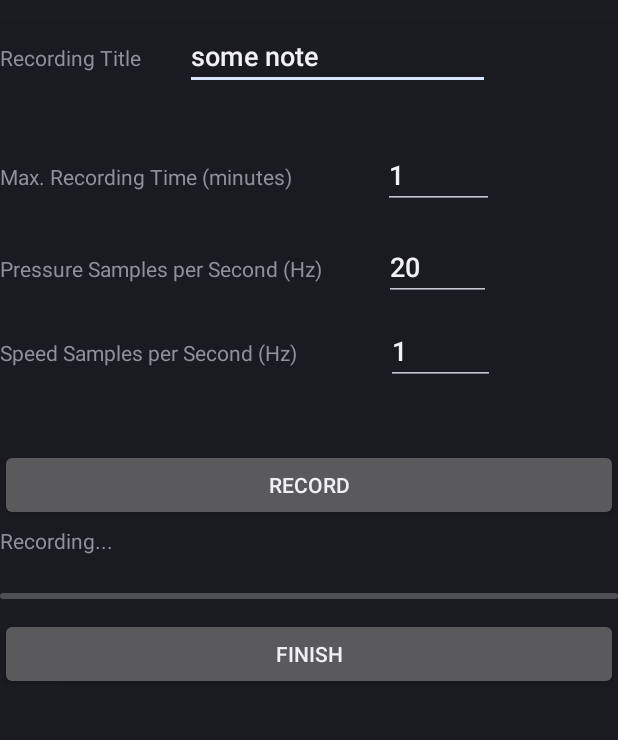
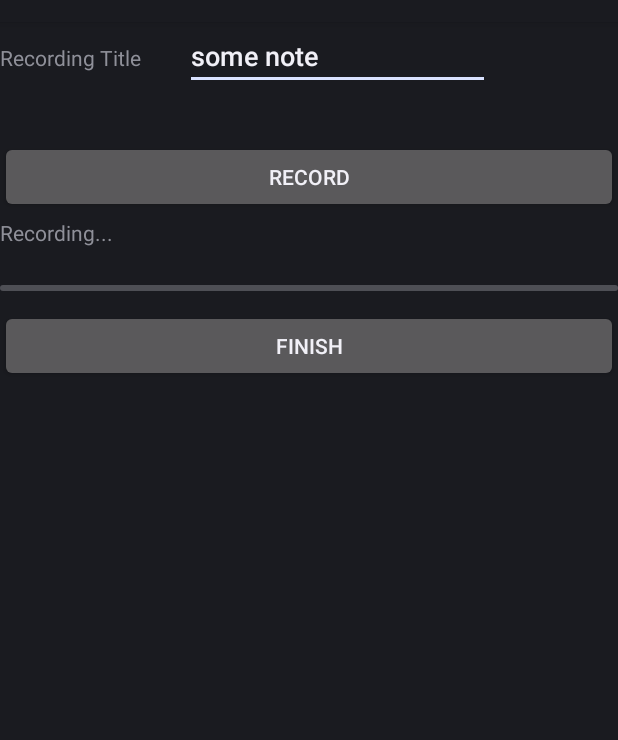
Before and after one commit to avyss/car-noise-pulsations, an Android app: the layout layout_main.xml on its own in the app's theme, with its tools: preview values and no code run, on a phone screen of 412 x 824 dp, the part 62-802 px from its top. Run offline under Robolectric (Android 15) with nearby library versions, the phone set to English and light mode, and no system bars.

Commit message:
define Settings menu and move all the preferences there

```diff
--- a/capture/android/PressurePulsationsRecorder/src/main/res/layout/main.xml
+++ b/capture/android/PressurePulsationsRecorder/src/main/res/layout/layout_main.xml
@@ -28,71 +28,6 @@
                 android:ems="10"
                 android:inputType="textPersonName"
                 android:text="some note" />
-        </LinearLayout>
-
-        <LinearLayout
-            android:layout_width="329dp"
-            android:layout_height="61dp"
-            android:orientation="horizontal">
-
-            <TextView
-                android:id="@+id/textView"
-                android:layout_width="274dp"
-                android:layout_height="wrap_content"
-                android:layout_weight="1"
-                android:text="Max. Recording Time (minutes)" />
-
-            <EditText
-                android:id="@+id/MAX_RECORDING_TIME"
-                android:layout_width="93dp"
-                android:layout_height="wrap_content"
-                android:layout_weight="1"
-                android:ems="10"
-                android:inputType="numberDecimal"
-                android:text="1" />
-
-        </LinearLayout>
-
-        <LinearLayout
-            android:layout_width="match_parent"
-            android:layout_height="56dp"
-            android:orientation="horizontal">
-
-            <TextView
-                android:id="@+id/textView1"
-                android:layout_width="256dp"
-                android:layout_height="wrap_content"
-                android:text="Pressure Samples per Second (Hz)" />
-
-            <EditText
-                android:id="@+id/PRESSURE_SAMPLES_PER_SECOND"
-                android:layout_width="71dp"
-                android:layout_height="wrap_content"
-                android:ems="10"
-                android:inputType="numberDecimal"
-                android:text="20" />
-        </LinearLayout>
-
-        <LinearLayout
-            android:layout_width="330dp"
-            android:layout_height="88dp"
-            android:orientation="horizontal">
-
-            <TextView
-                android:id="@+id/textView4"
-                android:layout_width="237dp"
-                android:layout_height="wrap_content"
-                android:layout_weight="1"
-                android:text="Speed Samples per Second (Hz)" />
-
-            <EditText
-                android:id="@+id/SPEED_SAMPLES_PER_SECOND"
-                android:layout_width="52dp"
-                android:layout_height="wrap_content"
-                android:layout_weight="1"
-                android:ems="10"
-                android:inputType="numberDecimal"
-                android:text="1" />
         </LinearLayout>
 
         <LinearLayout
--- /dev/null
+++ b/capture/android/PressurePulsationsRecorder/src/main/res/values/styles.xml
@@ -0,0 +1,12 @@
+<?xml version="1.0" encoding="utf-8"?>
+<resources>
+
+    <!-- Base application theme. -->
+    <style name="MainAppTheme" parent="android:Theme.DeviceDefault">
+    </style>
+
+    <!-- Base application theme. -->
+    <style name="MainMenuTheme" parent="android:Theme.DeviceDefault">
+    </style>
+
+</resources>
```
Also changed, not shown: capture/android/PressurePulsationsRecorder/src/main/AndroidManifest.xml (+13 -2 lines), capture/android/PressurePulsationsRecorder/src/main/java/com/avyss/PressurePulsationsRecorder/MainActivity.kt (+60 -33 lines), capture/android/PressurePulsationsRecorder/src/main/java/com/avyss/PressurePulsationsRecorder/settings/RevealingEditTextPreference.kt (added, +17 -0 lines), capture/android/PressurePulsationsRecorder/src/main/java/com/avyss/PressurePulsationsRecorder/settings/SettingsActivity.kt (added, +17 -0 lines), capture/android/PressurePulsationsRecorder/src/main/java/com/avyss/PressurePulsationsRecorder/settings/SettingsFragment.kt (added, +14 -0 lines), capture/android/PressurePulsationsRecorder/src/main/res/menu/menu_main.xml (added, +12 -0 lines), capture/android/PressurePulsationsRecorder/src/main/res/xml/preferences.xml (added, +37 -0 lines).
